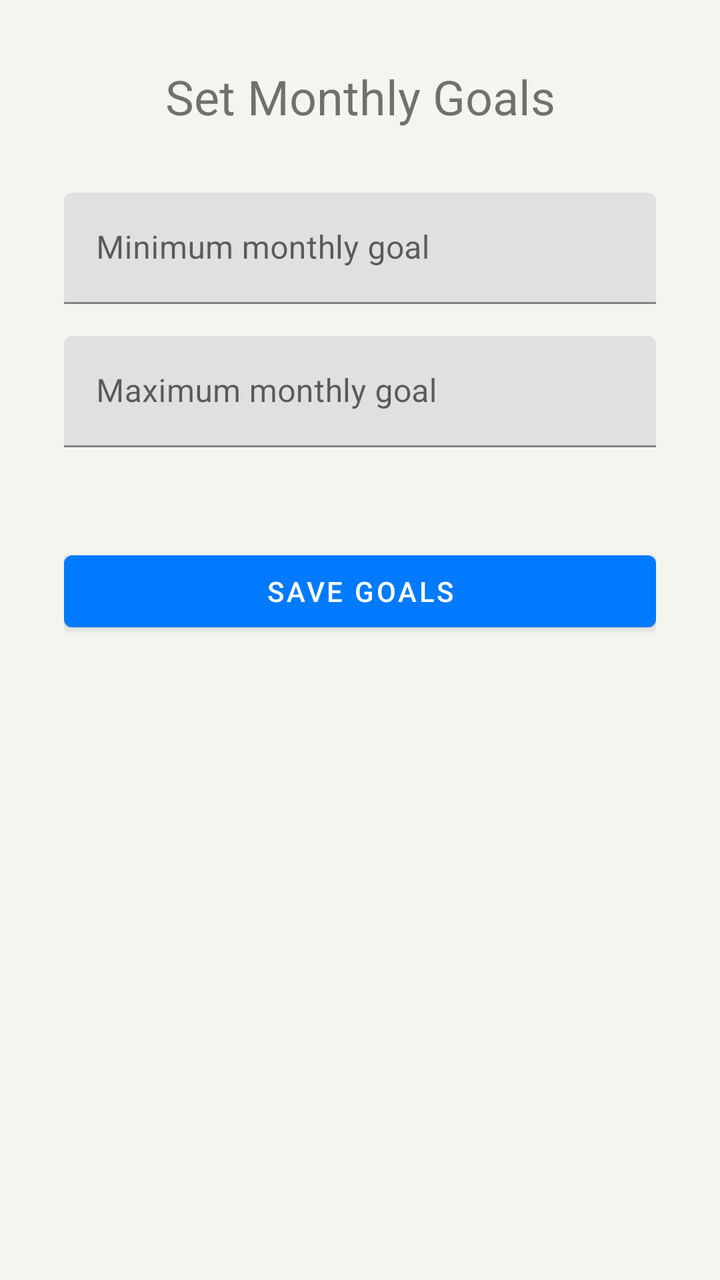
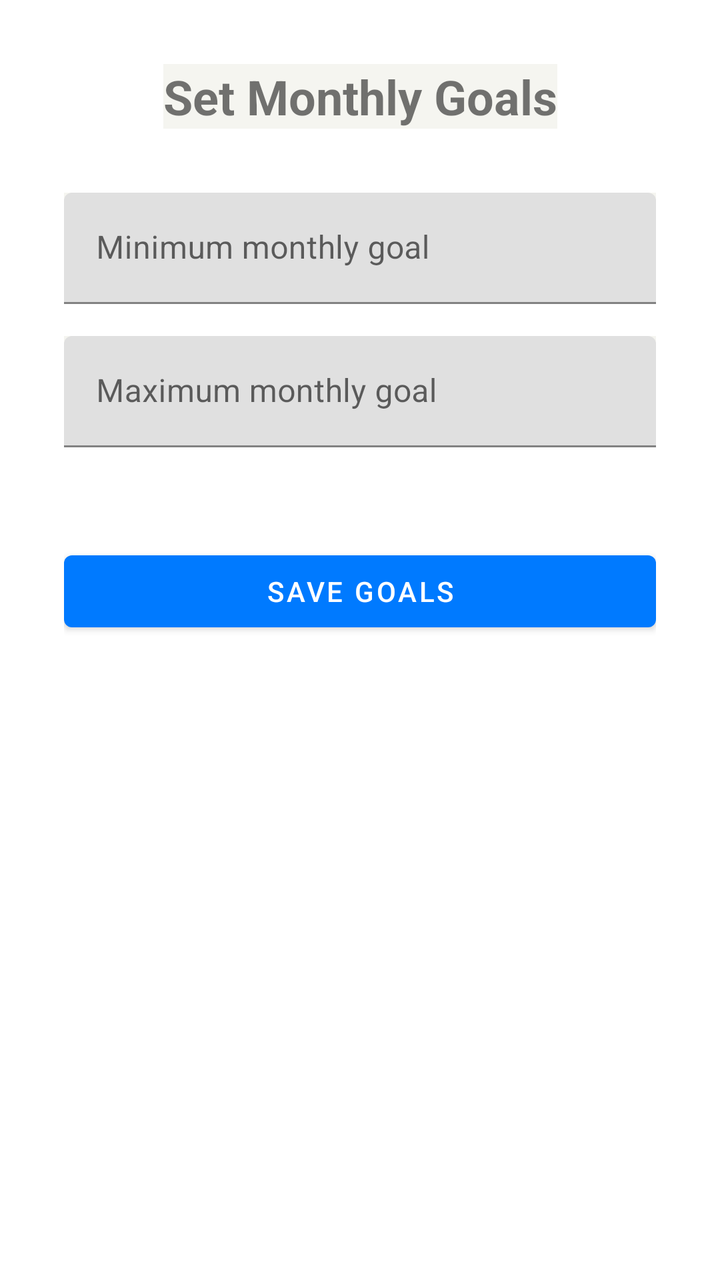

An Android layout rendered at two revisions. The XML below is the earlier revision; the diff shows what the commit changed to produce the second picture.
<!-- AndroidManifest.xml: application theme Theme.HarmonieBudgetAppKt -->
<!-- res/layout/activity_goal.xml -->
<?xml version="1.0" encoding="utf-8"?>
<androidx.constraintlayout.widget.ConstraintLayout
    xmlns:android="http://schemas.android.com/apk/res/android"
    xmlns:app="http://schemas.android.com/apk/res-auto"
    android:layout_width="match_parent"
    android:layout_height="match_parent"
    android:padding="32dp">

    <TextView
        android:id="@+id/tv_goal_title"
        android:layout_width="wrap_content"
        android:layout_height="wrap_content"
        android:text="@string/set_monthly_goals"
        android:textSize="24sp"
        app:layout_constraintTop_toTopOf="parent"
        app:layout_constraintStart_toStartOf="parent"
        app:layout_constraintEnd_toEndOf="parent" />

    <com.google.android.material.textfield.TextInputLayout
        android:id="@+id/til_min_goal"
        android:layout_width="0dp"
        android:layout_height="wrap_content"
        android:layout_marginTop="32dp"
        app:layout_constraintTop_toBottomOf="@id/tv_goal_title"
        app:layout_constraintStart_toStartOf="parent"
        app:layout_constraintEnd_toEndOf="parent">

        <com.google.android.material.textfield.TextInputEditText
            android:id="@+id/et_min_goal"
            android:layout_width="match_parent"
            android:layout_height="wrap_content"
            android:hint="Minimum monthly goal"
            android:inputType="number" />
    </com.google.android.material.textfield.TextInputLayout>

    <com.google.android.material.textfield.TextInputLayout
        android:id="@+id/til_max_goal"
        android:layout_width="0dp"
        android:layout_height="wrap_content"
        android:layout_marginTop="16dp"
        app:layout_constraintTop_toBottomOf="@id/til_min_goal"
        app:layout_constraintStart_toStartOf="parent"
        app:layout_constraintEnd_toEndOf="parent">

        <com.google.android.material.textfield.TextInputEditText
            android:id="@+id/et_max_goal"
            android:layout_width="match_parent"
            android:layout_height="wrap_content"
            android:hint="Maximum monthly goal"
            android:inputType="number" />
    </com.google.android.material.textfield.TextInputLayout>

    <Button
        android:id="@+id/btn_save_goals"
        android:layout_width="0dp"
        android:layout_height="wrap_content"
        android:text="@string/btn_save_goals"
        android:layout_marginTop="48dp"
        app:layout_constraintTop_toBottomOf="@id/til_max_goal"
        app:layout_constraintStart_toStartOf="parent"
        app:layout_constraintEnd_toEndOf="parent" />

</androidx.constraintlayout.widget.ConstraintLayout>
<!-- resources referenced by this layout -->
<resources>
  <string name="btn_save_goals">Save Goals</string>
  <string name="set_monthly_goals">Set Monthly Goals</string>
  <style name="Theme.HarmonieBudgetAppKt" parent="Theme.MaterialComponents.DayNight.NoActionBar">
          <item name="colorPrimary">#007AFF</item>
          <item name="colorPrimaryVariant">#007AFF</item>
          <item name="colorOnPrimary">#FFFFFF</item>
          <item name="colorSecondary">#34C759</item>
          <item name="colorOnSecondary">#FFFFFF</item>
          <item name="android:statusBarColor">#F5F5F0</item>
          <item name="android:windowLightStatusBar">true</item>
          <item name="android:background">#F5F5F0</item>
      </style>
</resources>

<!-- the commit's change to res/layout/activity_goal.xml (unified diff, before → after) -->
@@ -4,7 +4,8 @@
     xmlns:app="http://schemas.android.com/apk/res-auto"
     android:layout_width="match_parent"
     android:layout_height="match_parent"
-    android:padding="32dp">
+    android:padding="32dp"
+    android:background="@color/white">
 
     <TextView
         android:id="@+id/tv_goal_title"
@@ -12,6 +13,7 @@
         android:layout_height="wrap_content"
         android:text="@string/set_monthly_goals"
         android:textSize="24sp"
+        android:textStyle="bold"
         app:layout_constraintTop_toTopOf="parent"
         app:layout_constraintStart_toStartOf="parent"
         app:layout_constraintEnd_toEndOf="parent" />
@@ -29,8 +31,8 @@
             android:id="@+id/et_min_goal"
             android:layout_width="match_parent"
             android:layout_height="wrap_content"
-            android:hint="Minimum monthly goal"
-            android:inputType="number" />
+            android:hint="@string/hint_min_goal"
+            android:inputType="numberDecimal" />
     </com.google.android.material.textfield.TextInputLayout>
 
     <com.google.android.material.textfield.TextInputLayout
@@ -46,8 +48,8 @@
             android:id="@+id/et_max_goal"
             android:layout_width="match_parent"
             android:layout_height="wrap_content"
-            android:hint="Maximum monthly goal"
-            android:inputType="number" />
+            android:hint="@string/hint_max_goal"
+            android:inputType="numberDecimal" />
     </com.google.android.material.textfield.TextInputLayout>
 
     <Button
<!-- resource entries referenced after the edit -->
@@ -1,6 +1,9 @@
 <!-- resources referenced by this layout -->
 <resources>
+  <color name="white">#FFFFFFFF</color>
   <string name="btn_save_goals">Save Goals</string>
+  <string name="hint_max_goal">Maximum monthly goal</string>
+  <string name="hint_min_goal">Minimum monthly goal</string>
   <string name="set_monthly_goals">Set Monthly Goals</string>
   <style name="Theme.HarmonieBudgetAppKt" parent="Theme.MaterialComponents.DayNight.NoActionBar">
           <item name="colorPrimary">#007AFF</item>
